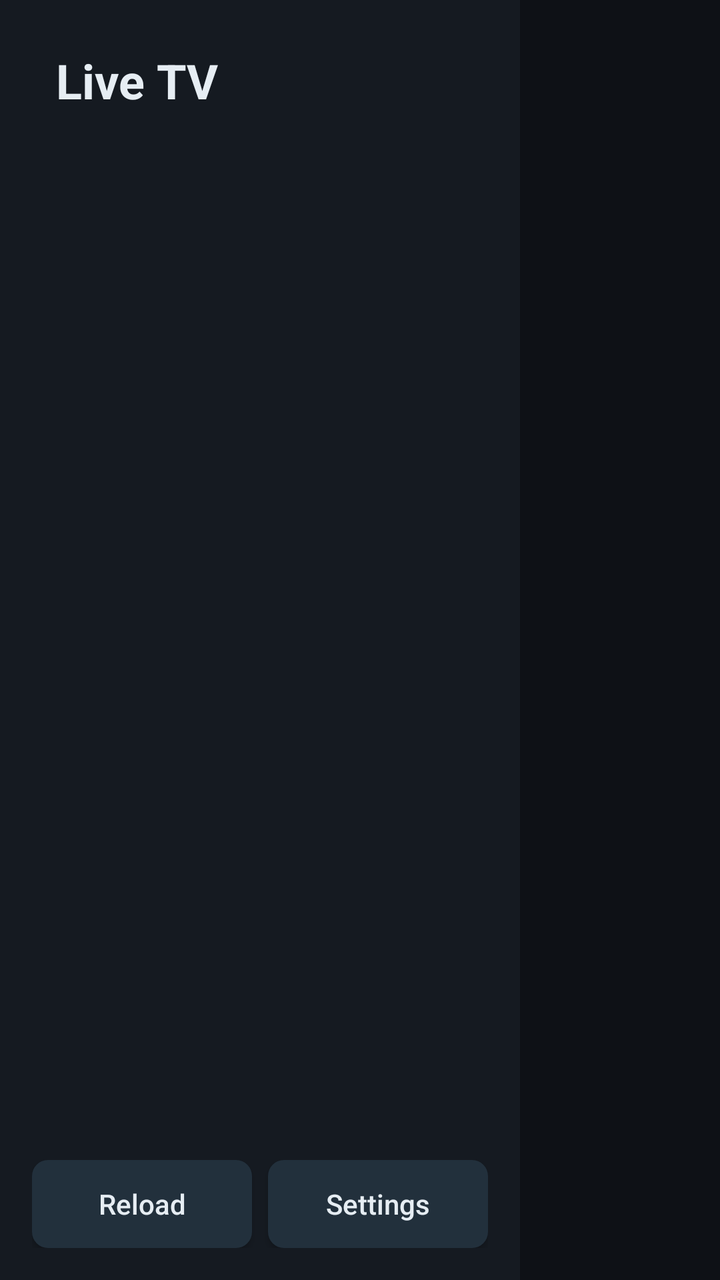
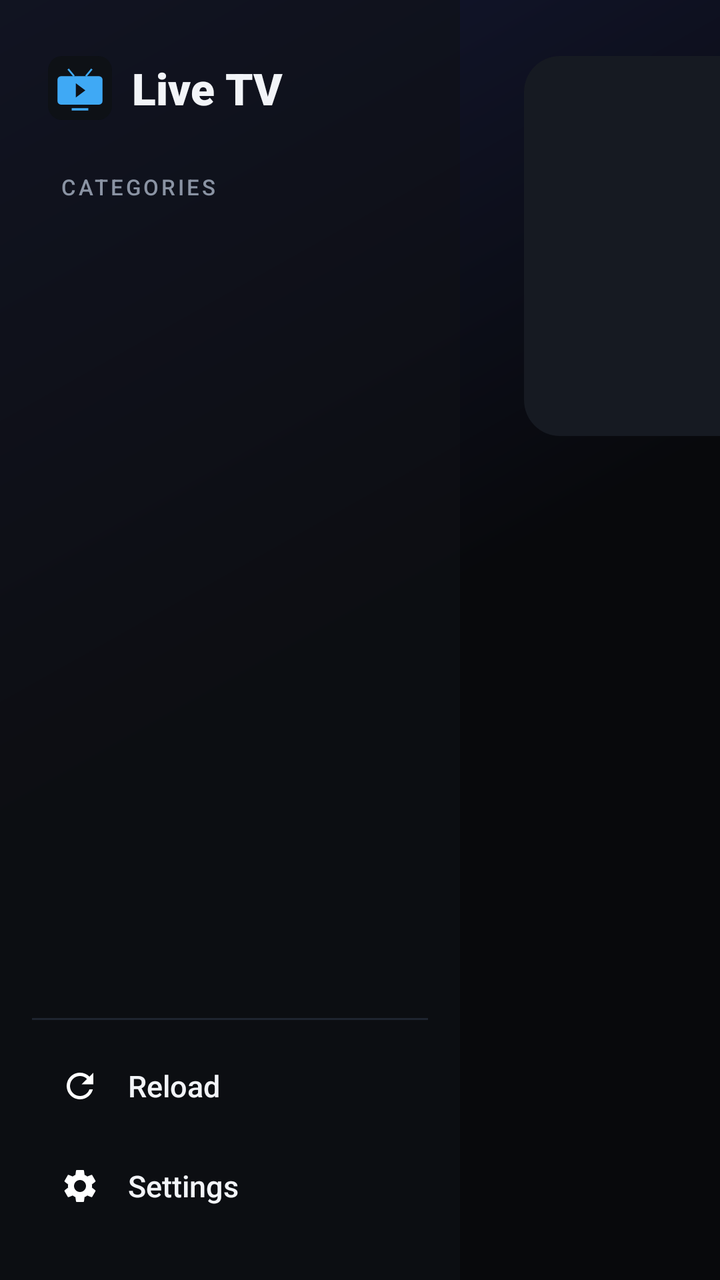

Screens rendered from an Android XML layout before and after an edit, with the pre-edit source and the edit as a unified diff.
<!-- AndroidManifest.xml: application theme AppTheme -->
<!-- res/layout/activity_main.xml -->
<?xml version="1.0" encoding="utf-8"?>
<LinearLayout xmlns:android="http://schemas.android.com/apk/res/android"
    android:layout_width="match_parent"
    android:layout_height="match_parent"
    android:background="@color/bg"
    android:orientation="horizontal">

    
    <LinearLayout
        android:layout_width="260dp"
        android:layout_height="match_parent"
        android:background="@color/panel"
        android:orientation="vertical"
        android:paddingStart="16dp"
        android:paddingTop="24dp"
        android:paddingEnd="16dp"
        android:paddingBottom="16dp">

        <TextView
            android:layout_width="wrap_content"
            android:layout_height="wrap_content"
            android:paddingStart="12dp"
            android:paddingBottom="16dp"
            android:text="@string/app_name"
            android:textColor="@color/text"
            android:textSize="24sp"
            android:textStyle="bold" />

        <androidx.recyclerview.widget.RecyclerView
            android:id="@+id/groups"
            android:layout_width="match_parent"
            android:layout_height="0dp"
            android:layout_weight="1"
            android:descendantFocusability="afterDescendants" />

        <LinearLayout
            android:layout_width="match_parent"
            android:layout_height="wrap_content"
            android:orientation="horizontal"
            android:paddingTop="12dp">

            <Button
                android:id="@+id/btnReload"
                android:layout_width="0dp"
                android:layout_height="44dp"
                android:layout_marginEnd="8dp"
                android:layout_weight="1"
                android:background="@drawable/bg_button"
                android:text="Reload"
                android:textAllCaps="false"
                android:textColor="@color/text" />

            <Button
                android:id="@+id/btnSettings"
                android:layout_width="0dp"
                android:layout_height="44dp"
                android:layout_weight="1"
                android:background="@drawable/bg_button"
                android:text="Settings"
                android:textAllCaps="false"
                android:textColor="@color/text" />
        </LinearLayout>
    </LinearLayout>

    
    <LinearLayout
        android:layout_width="0dp"
        android:layout_height="match_parent"
        android:layout_weight="1"
        android:clipChildren="false"
        android:clipToPadding="false"
        android:orientation="vertical"
        android:paddingStart="24dp"
        android:paddingTop="24dp"
        android:paddingEnd="24dp">

        <LinearLayout
            android:layout_width="match_parent"
            android:layout_height="wrap_content"
            android:gravity="center_vertical"
            android:orientation="horizontal"
            android:paddingBottom="12dp">

            <TextView
                android:id="@+id/groupTitle"
                android:layout_width="0dp"
                android:layout_height="wrap_content"
                android:layout_weight="1"
                android:textColor="@color/text"
                android:textSize="20sp"
                android:textStyle="bold" />

            <ProgressBar
                android:id="@+id/loading"
                android:layout_width="24dp"
                android:layout_height="24dp"
                android:layout_marginEnd="10dp"
                android:visibility="gone" />

            <TextView
                android:id="@+id/status"
                android:layout_width="wrap_content"
                android:layout_height="wrap_content"
                android:textColor="@color/muted"
                android:textSize="14sp" />
        </LinearLayout>

        <TextView
            android:id="@+id/empty"
            android:layout_width="match_parent"
            android:layout_height="wrap_content"
            android:paddingTop="40dp"
            android:gravity="center"
            android:textColor="@color/muted"
            android:textSize="16sp"
            android:visibility="gone" />

        <androidx.recyclerview.widget.RecyclerView
            android:id="@+id/channels"
            android:layout_width="match_parent"
            android:layout_height="0dp"
            android:layout_weight="1"
            android:clipChildren="false"
            android:clipToPadding="false"
            android:paddingTop="8dp"
            android:paddingBottom="24dp" />
    </LinearLayout>
</LinearLayout>
<!-- resources referenced by this layout -->
<resources>
  <color name="bg">#0E1116</color>
  <color name="muted">#8B949E</color>
  <color name="panel">#151A21</color>
  <color name="text">#E6EDF3</color>
  <!-- drawable bg_button (drawable) -->
  <?xml version="1.0" encoding="utf-8"?>
  <selector xmlns:android="http://schemas.android.com/apk/res/android">
      <item android:state_focused="true">
          <shape android:shape="rectangle">
              <corners android:radius="8dp" />
              <solid android:color="@color/accent" />
          </shape>
      </item>
      <item>
          <shape android:shape="rectangle">
              <corners android:radius="8dp" />
              <solid android:color="@color/card_focus" />
          </shape>
      </item>
  </selector>
  <color name="accent">#3FA9F5</color>
  <color name="card_focus">#22303C</color>
  <!-- unchanged entries left out for length: 2 -->
</resources>

<!-- the commit's change to res/layout/activity_main.xml (unified diff, before → after) -->
@@ -1,30 +1,55 @@
 <?xml version="1.0" encoding="utf-8"?>
 <LinearLayout xmlns:android="http://schemas.android.com/apk/res/android"
+    xmlns:app="http://schemas.android.com/apk/res-auto"
     android:layout_width="match_parent"
     android:layout_height="match_parent"
-    android:background="@color/bg"
+    android:background="@drawable/bg_screen"
     android:orientation="horizontal">
 
     
     <LinearLayout
-        android:layout_width="260dp"
+        android:layout_width="230dp"
         android:layout_height="match_parent"
-        android:background="@color/panel"
+        android:background="#990F1117"
         android:orientation="vertical"
         android:paddingStart="16dp"
-        android:paddingTop="24dp"
+        android:paddingTop="28dp"
         android:paddingEnd="16dp"
-        android:paddingBottom="16dp">
+        android:paddingBottom="20dp">
+
+        <LinearLayout
+            android:layout_width="match_parent"
+            android:layout_height="wrap_content"
+            android:gravity="center_vertical"
+            android:orientation="horizontal"
+            android:paddingStart="8dp"
+            android:paddingBottom="26dp">
+
+            <ImageView
+                android:layout_width="32dp"
+                android:layout_height="32dp"
+                android:src="@drawable/ic_launcher" />
+
+            <TextView
+                android:layout_width="wrap_content"
+                android:layout_height="wrap_content"
+                android:layout_marginStart="10dp"
+                android:fontFamily="sans-serif-black"
+                android:text="@string/app_name"
+                android:textColor="@color/text"
+                android:textSize="22sp" />
+        </LinearLayout>
 
         <TextView
             android:layout_width="wrap_content"
             android:layout_height="wrap_content"
-            android:paddingStart="12dp"
-            android:paddingBottom="16dp"
-            android:text="@string/app_name"
-            android:textColor="@color/text"
-            android:textSize="24sp"
-            android:textStyle="bold" />
+            android:fontFamily="sans-serif-medium"
+            android:letterSpacing="0.12"
+            android:paddingStart="14dp"
+            android:paddingBottom="8dp"
+            android:text="CATEGORIES"
+            android:textColor="@color/muted"
+            android:textSize="11sp" />
 
         <androidx.recyclerview.widget.RecyclerView
             android:id="@+id/groups"
@@ -33,33 +58,24 @@
             android:layout_weight="1"
             android:descendantFocusability="afterDescendants" />
 
-        <LinearLayout
-            android:layout_width="match_parent"
-            android:layout_height="wrap_content"
-            android:orientation="horizontal"
-            android:paddingTop="12dp">
-
-            <Button
-                android:id="@+id/btnReload"
-                android:layout_width="0dp"
-                android:layout_height="44dp"
-                android:layout_marginEnd="8dp"
-                android:layout_weight="1"
-                android:background="@drawable/bg_button"
-                android:text="Reload"
-                android:textAllCaps="false"
-                android:textColor="@color/text" />
-
-            <Button
-                android:id="@+id/btnSettings"
-                android:layout_width="0dp"
-                android:layout_height="44dp"
-                android:layout_weight="1"
-                android:background="@drawable/bg_button"
-                android:text="Settings"
-                android:textAllCaps="false"
-                android:textColor="@color/text" />
-        </LinearLayout>
+        <View
+            android:layout_width="match_parent"
+            android:layout_height="1dp"
+            android:layout_marginTop="10dp"
+            android:layout_marginBottom="10dp"
+            android:background="@color/line" />
+
+        <TextView
+            android:id="@+id/btnReload"
+            style="@style/RailItem"
+            android:drawableStart="@drawable/ic_refresh"
+            android:text="Reload" />
+
+        <TextView
+            android:id="@+id/btnSettings"
+            style="@style/RailItem"
+            android:drawableStart="@drawable/ic_settings"
+            android:text="Settings" />
     </LinearLayout>
 
     
@@ -70,30 +86,134 @@
         android:clipChildren="false"
         android:clipToPadding="false"
         android:orientation="vertical"
-        android:paddingStart="24dp"
-        android:paddingTop="24dp"
-        android:paddingEnd="24dp">
-
+        android:paddingStart="32dp"
+        android:paddingTop="28dp"
+        android:paddingEnd="32dp">
+
+        
         <LinearLayout
             android:layout_width="match_parent"
-            android:layout_height="wrap_content"
+            android:layout_height="190dp"
+            android:orientation="horizontal">
+
+            <LinearLayout
+                android:layout_width="0dp"
+                android:layout_height="match_parent"
+                android:layout_weight="1"
+                android:gravity="center_vertical"
+                android:orientation="vertical"
+                android:paddingEnd="24dp">
+
+                <LinearLayout
+                    android:layout_width="wrap_content"
+                    android:layout_height="wrap_content"
+                    android:orientation="horizontal">
+
+                    <TextView
+                        android:id="@+id/heroLive"
+                        style="@style/LivePill" />
+
+                    <TextView
+                        android:id="@+id/heroGroup"
+                        style="@style/Chip"
+                        android:layout_marginStart="8dp" />
+                </LinearLayout>
+
+                <TextView
+                    android:id="@+id/heroName"
+                    android:layout_width="wrap_content"
+                    android:layout_height="wrap_content"
+                    android:layout_marginTop="12dp"
+                    android:ellipsize="end"
+                    android:fontFamily="sans-serif-black"
+                    android:maxLines="2"
+                    android:text="Loading channels"
+                    android:textColor="@color/text"
+                    android:textSize="32sp" />
+
+                <TextView
+                    android:id="@+id/heroMeta"
+                    android:layout_width="wrap_content"
+                    android:layout_height="wrap_content"
+                    android:layout_marginTop="6dp"
+                    android:textColor="@color/muted"
+                    android:textSize="14sp" />
+
+                <TextView
+                    android:layout_width="wrap_content"
+                    android:layout_height="wrap_content"
+                    android:layout_marginTop="14dp"
+                    android:text="OK  watch     ·     Hold OK  favourite"
+                    android:textColor="@color/muted"
+                    android:textSize="12sp" />
+            </LinearLayout>
+
+            <FrameLayout
+                android:id="@+id/previewBox"
+                android:layout_width="338dp"
+                android:layout_height="190dp"
+                android:background="@drawable/bg_preview">
+
+                <TextView
+                    android:id="@+id/heroInitials"
+                    android:layout_width="match_parent"
+                    android:layout_height="match_parent"
+                    android:fontFamily="sans-serif-black"
+                    android:gravity="center"
+                    android:textColor="@color/accent"
+                    android:textSize="44sp" />
+
+                <ImageView
+                    android:id="@+id/heroLogo"
+                    android:layout_width="match_parent"
+                    android:layout_height="match_parent"
+                    android:padding="36dp"
+                    android:scaleType="fitCenter" />
+
+                <androidx.media3.ui.PlayerView
+                    android:id="@+id/preview"
+                    android:layout_width="match_parent"
+                    android:layout_height="match_parent"
+                    android:alpha="0"
+                    android:focusable="false"
+                    app:resize_mode="zoom"
+                    app:show_buffering="never"
+                    app:surface_type="texture_view"
+                    app:use_controller="false" />
+
+                <ImageView
+                    android:id="@+id/heroStar"
+                    android:layout_width="22dp"
+                    android:layout_height="22dp"
+                    android:layout_gravity="top|end"
+                    android:layout_margin="12dp"
+                    android:src="@drawable/ic_star"
+                    android:visibility="gone" />
+            </FrameLayout>
+        </LinearLayout>
+
+        
+        <LinearLayout
+            android:layout_width="match_parent"
+            android:layout_height="wrap_content"
+            android:layout_marginTop="24dp"
             android:gravity="center_vertical"
             android:orientation="horizontal"
-            android:paddingBottom="12dp">
+            android:paddingBottom="6dp">
 
             <TextView
                 android:id="@+id/groupTitle"
                 android:layout_width="0dp"
                 android:layout_height="wrap_content"
                 android:layout_weight="1"
+                android:fontFamily="sans-serif-medium"
                 android:textColor="@color/text"
-                android:textSize="20sp"
-                android:textStyle="bold" />
+                android:textSize="20sp" />
 
             <ProgressBar
                 android:id="@+id/loading"
-                android:layout_width="24dp"
-                android:layout_height="24dp"
+                android:layout_width="22dp"
+                android:layout_height="22dp"
                 android:layout_marginEnd="10dp"
                 android:visibility="gone" />
 
@@ -102,15 +222,15 @@
                 android:layout_width="wrap_content"
                 android:layout_height="wrap_content"
                 android:textColor="@color/muted"
-                android:textSize="14sp" />
+                android:textSize="13sp" />
         </LinearLayout>
 
         <TextView
             android:id="@+id/empty"
             android:layout_width="match_parent"
             android:layout_height="wrap_content"
+            android:gravity="center"
             android:paddingTop="40dp"
-            android:gravity="center"
             android:textColor="@color/muted"
             android:textSize="16sp"
             android:visibility="gone" />
@@ -122,7 +242,7 @@
             android:layout_weight="1"
             android:clipChildren="false"
             android:clipToPadding="false"
-            android:paddingTop="8dp"
-            android:paddingBottom="24dp" />
+            android:paddingTop="6dp"
+            android:paddingBottom="28dp" />
     </LinearLayout>
 </LinearLayout>
<!-- resource entries referenced after the edit -->
@@ -1,27 +1,144 @@
 <!-- resources referenced by this layout -->
 <resources>
-  <color name="bg">#0E1116</color>
-  <color name="muted">#8B949E</color>
-  <color name="panel">#151A21</color>
-  <color name="text">#E6EDF3</color>
-  <!-- drawable bg_button (drawable) -->
+  <color name="bg">#08090C</color>
+  <color name="bg_top">#141833</color>
+  <!-- drawable bg_chip (drawable) -->
+  <?xml version="1.0" encoding="utf-8"?>
+  <shape xmlns:android="http://schemas.android.com/apk/res/android" android:shape="rectangle">
+      <corners android:radius="8dp" />
+      <solid android:color="#33FFFFFF" />
+  </shape>
+  <!-- drawable bg_live (drawable) -->
+  <?xml version="1.0" encoding="utf-8"?>
+  <shape xmlns:android="http://schemas.android.com/apk/res/android" android:shape="rectangle">
+      <corners android:radius="8dp" />
+      <solid android:color="@color/live" />
+  </shape>
+  <!-- drawable bg_rail_item (drawable) -->
   <?xml version="1.0" encoding="utf-8"?>
   <selector xmlns:android="http://schemas.android.com/apk/res/android">
       <item android:state_focused="true">
           <shape android:shape="rectangle">
-              <corners android:radius="8dp" />
+              <corners android:radius="23dp" />
               <solid android:color="@color/accent" />
+          </shape>
+      </item>
+      <item android:state_activated="true">
+          <shape android:shape="rectangle">
+              <corners android:radius="23dp" />
+              <solid android:color="@color/accent_soft" />
           </shape>
       </item>
       <item>
           <shape android:shape="rectangle">
-              <corners android:radius="8dp" />
-              <solid android:color="@color/card_focus" />
+              <solid android:color="@android:color/transparent" />
           </shape>
       </item>
   </selector>
-  <color name="accent">#3FA9F5</color>
-  <color name="card_focus">#22303C</color>
+  <color name="muted">#8A93A3</color>
+  <color name="panel">#0F1117</color>
+  <color name="live">#FF3B4E</color>
+  <color name="accent_soft">#2A2350</color>
+  <color name="text">#F2F4F8</color>
+  <!-- drawable bg_preview (drawable) -->
+  <?xml version="1.0" encoding="utf-8"?>
+  <shape xmlns:android="http://schemas.android.com/apk/res/android" android:shape="rectangle">
+      <corners android:radius="18dp" />
+      <solid android:color="@color/card" />
+  </shape>
+  <!-- drawable bg_screen (drawable) -->
+  <?xml version="1.0" encoding="utf-8"?>
+  <shape xmlns:android="http://schemas.android.com/apk/res/android" android:shape="rectangle">
+      <gradient
+          android:angle="315"
+          android:centerColor="@color/bg"
+          android:endColor="@color/bg"
+          android:startColor="@color/bg_top" />
+  </shape>
+  <!-- drawable ic_launcher (drawable) -->
+  <?xml version="1.0" encoding="utf-8"?>
+  <vector xmlns:android="http://schemas.android.com/apk/res/android"
+      android:width="108dp"
+      android:height="108dp"
+      android:viewportWidth="108"
+      android:viewportHeight="108">
+      <path android:fillColor="#0E1116" android:pathData="M24,0h60a24,24 0 0 1 24,24v60a24,24 0 0 1 -24,24h-60a24,24 0 0 1 -24,-24v-60a24,24 0 0 1 24,-24z" />
+      <path android:fillColor="#3FA9F5" android:pathData="M22,34h64a6,6 0 0 1 6,6v36a6,6 0 0 1 -6,6h-64a6,6 0 0 1 -6,-6v-36a6,6 0 0 1 6,-6z" />
+      <path android:fillColor="#0E1116" android:pathData="M47,46l16,12l-16,12z" />
+      <path android:fillColor="#3FA9F5" android:pathData="M40,88h28v4h-28z" />
+      <path android:strokeColor="#3FA9F5" android:strokeWidth="3" android:pathData="M44,34l-10,-12M64,34l10,-12" />
+  </vector>
+  <!-- drawable ic_refresh (drawable) -->
+  <?xml version="1.0" encoding="utf-8"?>
+  <vector xmlns:android="http://schemas.android.com/apk/res/android"
+      android:width="20dp"
+      android:height="20dp"
+      android:viewportWidth="24"
+      android:viewportHeight="24">
+      <path
+          android:fillColor="#FFFFFF"
+          android:pathData="M17.65,6.35C16.2,4.9 14.21,4 12,4c-4.42,0 -7.99,3.58 -7.99,8s3.57,8 7.99,8c3.73,0 6.84,-2.55 7.73,-6h-2.08c-0.82,2.33 -3.04,4 -5.65,4 -3.31,0 -6,-2.69 -6,-6s2.69,-6 6,-6c1.66,0 3.14,0.69 4.22,1.78L13,11h7V4l-2.35,2.35z" />
+  </vector>
+  <!-- drawable ic_settings (drawable) -->
+  <?xml version="1.0" encoding="utf-8"?>
+  <vector xmlns:android="http://schemas.android.com/apk/res/android"
+      android:width="20dp"
+      android:height="20dp"
+      android:viewportWidth="24"
+      android:viewportHeight="24">
+      <path
+          android:fillColor="#FFFFFF"
+          android:pathData="M19.14,12.94c0.04,-0.3 0.06,-0.61 0.06,-0.94c0,-0.32 -0.02,-0.64 -0.07,-0.94l2.03,-1.58c0.18,-0.14 0.23,-0.41 0.12,-0.61l-1.92,-3.32c-0.12,-0.22 -0.37,-0.29 -0.59,-0.22l-2.39,0.96c-0.5,-0.38 -1.03,-0.7 -1.62,-0.94L14.4,2.81c-0.04,-0.24 -0.24,-0.41 -0.48,-0.41h-3.84c-0.24,0 -0.43,0.17 -0.47,0.41L9.25,5.35C8.66,5.59 8.12,5.92 7.63,6.29L5.24,5.33c-0.22,-0.08 -0.47,0 -0.59,0.22L2.74,8.87C2.62,9.08 2.66,9.34 2.86,9.48l2.03,1.58C4.84,11.36 4.8,11.69 4.8,12s0.02,0.64 0.07,0.94l-2.03,1.58c-0.18,0.14 -0.23,0.41 -0.12,0.61l1.92,3.32c0.12,0.22 0.37,0.29 0.59,0.22l2.39,-0.96c0.5,0.38 1.03,0.7 1.62,0.94l0.36,2.54c0.05,0.24 0.24,0.41 0.48,0.41h3.84c0.24,0 0.44,-0.17 0.47,-0.41l0.36,-2.54c0.59,-0.24 1.13,-0.56 1.62,-0.94l2.39,0.96c0.22,0.08 0.47,0 0.59,-0.22l1.92,-3.32c0.12,-0.22 0.07,-0.47 -0.12,-0.61L19.14,12.94zM12,15.6c-1.98,0 -3.6,-1.62 -3.6,-3.6s1.62,-3.6 3.6,-3.6s3.6,1.62 3.6,3.6S13.98,15.6 12,15.6z" />
+  </vector>
+  <!-- drawable ic_star (drawable) -->
+  <?xml version="1.0" encoding="utf-8"?>
+  <vector xmlns:android="http://schemas.android.com/apk/res/android"
+      android:width="20dp"
+      android:height="20dp"
+      android:viewportWidth="24"
+      android:viewportHeight="24">
+      <path
+          android:fillColor="#FFC83D"
+          android:pathData="M12,17.27L18.18,21l-1.64,-7.03L22,9.24l-7.19,-0.61L12,2 9.19,8.63 2,9.24l5.46,4.73L5.82,21z" />
+  </vector>
+  <style name="Chip">
+          <item name="android:layout_width">wrap_content</item>
+          <item name="android:layout_height">wrap_content</item>
+          <item name="android:background">@drawable/bg_chip</item>
+          <item name="android:paddingStart">10dp</item>
+          <item name="android:paddingEnd">10dp</item>
+          <item name="android:paddingTop">4dp</item>
+          <item name="android:paddingBottom">4dp</item>
+          <item name="android:textColor">@color/text</item>
+          <item name="android:textSize">12sp</item>
+          <item name="android:fontFamily">sans-serif-medium</item>
+      </style>
+  <style name="LivePill" parent="Chip">
+          <item name="android:background">@drawable/bg_live</item>
+          <item name="android:text">●  LIVE</item>
+          <item name="android:textSize">11sp</item>
+          <item name="android:letterSpacing">0.08</item>
+      </style>
+  <style name="RailItem">
+          <item name="android:layout_width">match_parent</item>
+          <item name="android:layout_height">46dp</item>
+          <item name="android:layout_marginBottom">4dp</item>
+          <item name="android:background">@drawable/bg_rail_item</item>
+          <item name="android:gravity">center_vertical</item>
+          <item name="android:drawablePadding">14dp</item>
+          <item name="android:paddingStart">14dp</item>
+          <item name="android:paddingEnd">12dp</item>
+          <item name="android:ellipsize">end</item>
+          <item name="android:maxLines">1</item>
+          <item name="android:focusable">true</item>
+          <item name="android:clickable">true</item>
+          <item name="android:textColor">@color/text</item>
+          <item name="android:textSize">15sp</item>
+          <item name="android:fontFamily">sans-serif-medium</item>
+      </style>
+  <color name="card">#161A22</color>
+  <color name="accent">#7C5CFF</color>
+  <color name="line">#1F2530</color>
   <!-- unchanged entries left out for length: 2 -->
 </resources>
 
